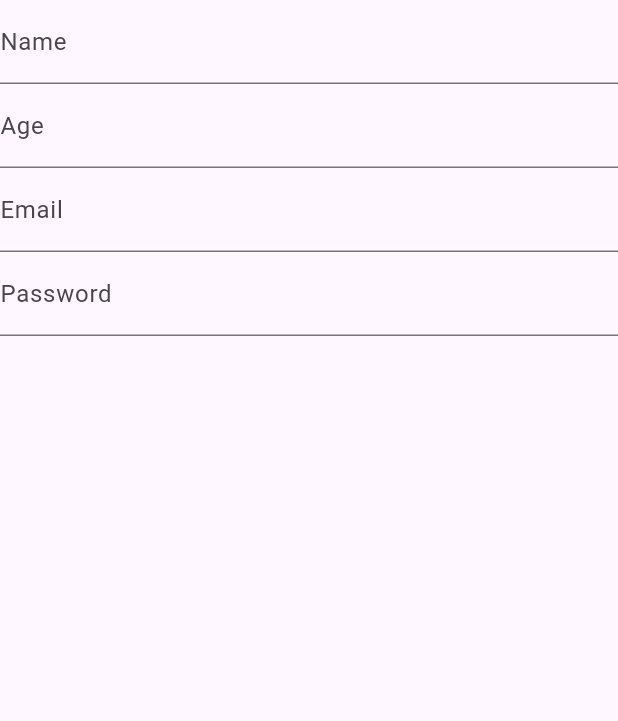
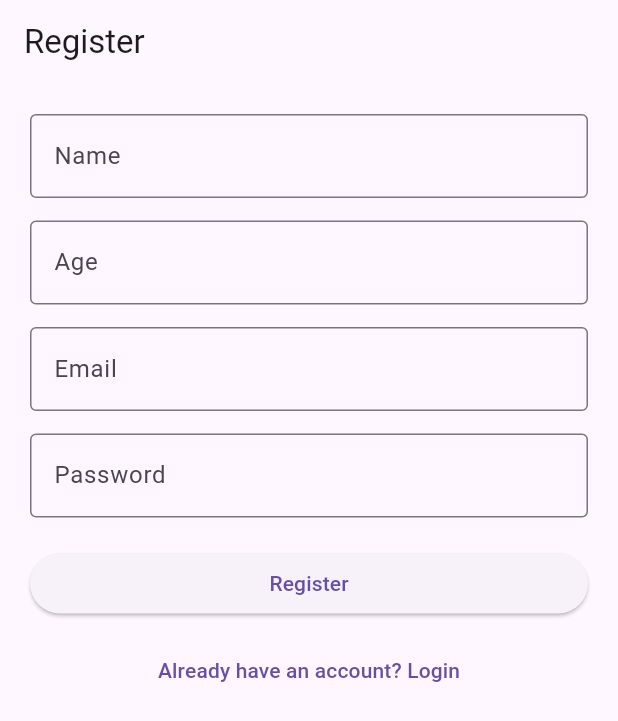
Before and after one commit to nomankhan31/dart-and-flutter-classwork, a Flutter app: the screen it shows after launch, on a phone screen of 412 x 824 dp. Shown: the top 721 px of the screen. Run offline on Flutter 3.47's test engine with Material 3 defaults, Android fonts, the phone set to English and light mode, and no system bars; our stand-ins replace cloud_firestore, firebase_core; accounts and stored records are empty.

Commit message:
Update register.dart

```diff
--- a/lib/register.dart
+++ b/lib/register.dart
@@ -9,61 +9,152 @@ class Register extends StatefulWidget {
 }
 
 class _RegisterState extends State<Register> {
+  final TextEditingController name = TextEditingController();
+  final TextEditingController age = TextEditingController();
+  final TextEditingController email = TextEditingController();
+  final TextEditingController password = TextEditingController();
 
-TextEditingController name =TextEditingController();
-TextEditingController age =TextEditingController();
-TextEditingController email =TextEditingController();
-TextEditingController password =TextEditingController();
+  // IMPORTANT:
+  // Use the same collection name everywhere.
+  final CollectionReference reg =
+      FirebaseFirestore.instance.collection('customer');
 
-final CollectionReference reg = FirebaseFirestore.instance.collection('Customer');
+  @override
+  void dispose() {
+    name.dispose();
+    age.dispose();
+    email.dispose();
+    password.dispose();
+    super.dispose();
+  }
 
+  // ================= Add User =================
 
-Future <void> adduser(BuildContext)async{
+  Future<void> adduser() async {
+    final String userName = name.text.trim();
+    final String userAge = age.text.trim();
+    final String userEmail = email.text.trim();
+    final String userPassword = password.text.trim();
 
+    final int? ageValue = int.tryParse(userAge);
+
+    // Validation
+    if (userName.isEmpty ||
+        ageValue == null ||
+        userEmail.isEmpty ||
+        userPassword.isEmpty) {
+      ScaffoldMessenger.of(context).showSnackBar(
+        const SnackBar(
+          content: Text("Please enter all valid information"),
+        ),
+      );
+      return;
+    }
+
+    try {
       await reg.add({
+        'name': userName,
+        'age': ageValue,
+        'email': userEmail,
+        'password': userPassword,
+        'role': 'user',
+        'status': 'pending',
+      });
 
-'name' : name.text.trim(),
-'age' : age.text.trim(),
-'email' : email.text.trim(),
-'password' : password.text.trim(),
-'role' : 'user',
-});
-Navigator.pushNamed(context,'/login');
+      if (!mounted) return;
+
+      ScaffoldMessenger.of(context).showSnackBar(
+        const SnackBar(
+          content: Text("Registration successful"),
+        ),
+      );
+
+      Navigator.pushNamed(context, '/login');
+    } catch (e) {
+      if (!mounted) return;
+
+      ScaffoldMessenger.of(context).showSnackBar(
+        SnackBar(
+          content: Text("Registration failed: $e"),
+        ),
+      );
     }
+  }
+
+  // ================= Build =================
+
   @override
   Widget build(BuildContext context) {
     return Scaffold(
-
-  body: Column(
+      appBar: AppBar(
+        title: const Text("Register"),
+      ),
+      body: SingleChildScrollView(
+        padding: const EdgeInsets.all(20),
+        child: Column(
           children: [
             TextField(
               controller: name,
-    decoration: InputDecoration(
-      labelText: 'Name'
+              decoration: const InputDecoration(
+                labelText: 'Name',
+                border: OutlineInputBorder(),
               ),
             ),
+
+            const SizedBox(height: 15),
+
             TextField(
               controller: age,
-    decoration: InputDecoration(
-      labelText: 'Age'
+              keyboardType: TextInputType.number,
+              decoration: const InputDecoration(
+                labelText: 'Age',
+                border: OutlineInputBorder(),
               ),
             ),
+
+            const SizedBox(height: 15),
+
             TextField(
               controller: email,
-    decoration: InputDecoration(
-      labelText: 'Email'
+              keyboardType: TextInputType.emailAddress,
+              decoration: const InputDecoration(
+                labelText: 'Email',
+                border: OutlineInputBorder(),
               ),
             ),
+
+            const SizedBox(height: 15),
+
             TextField(
               controller: password,
-    decoration: InputDecoration(
-      labelText: 'Password'
+              obscureText: true,
+              decoration: const InputDecoration(
+                labelText: 'Password',
+                border: OutlineInputBorder(),
               ),
+            ),
+
+            const SizedBox(height: 20),
+
+            SizedBox(
+              width: double.infinity,
+              child: ElevatedButton(
+                onPressed: adduser,
+                child: const Text("Register"),
+              ),
+            ),
+
+            const SizedBox(height: 10),
+
+            TextButton(
+              onPressed: () {
+                Navigator.pushNamed(context, '/login');
+              },
+              child: const Text("Already have an account? Login"),
             ),
           ],
         ),
-
-
+      ),
     );
   }
 }
```
Lines whose indentation alone changed are shown as unchanged.
